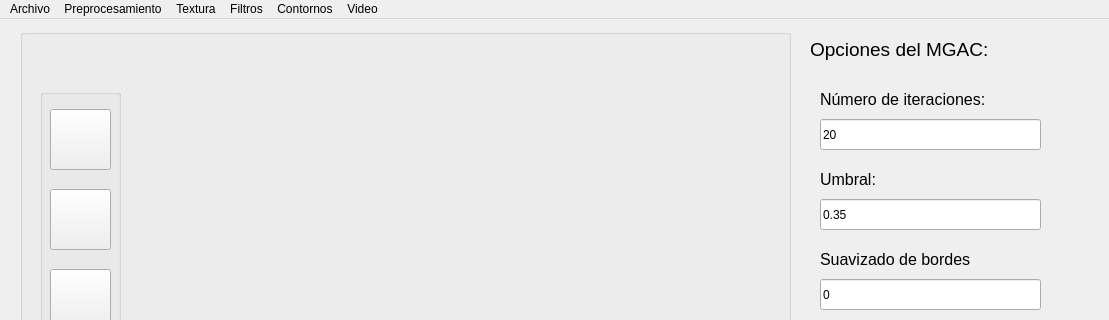
arodriguez1415/PF-SECRET, file main_window.ui: the form before one commit; both pictures show x 0 to 1109 and y 0 to 320 of the 1109 by 794 pixel window.
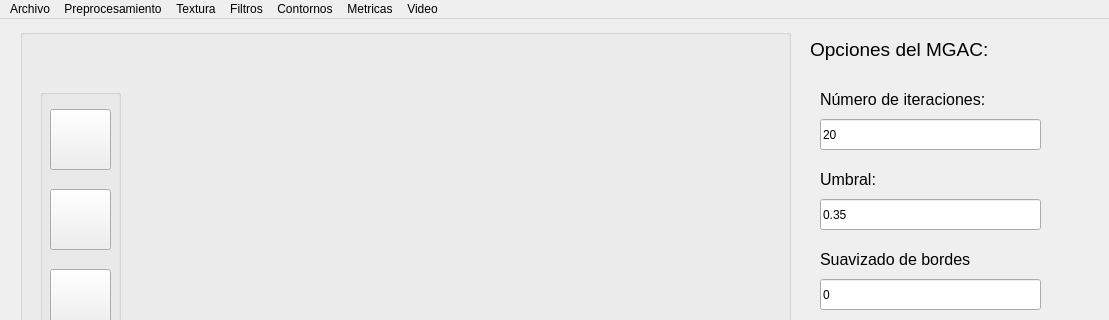
The form after the commit.

The edit to the form file:
```diff
--- a/main_window.ui
+++ b/main_window.ui
@@ -880,11 +880,18 @@
     <addaction name="borders_video_menu_option"/>
     <addaction name="mask_borders_video_menu_option"/>
    </widget>
+   <widget class="QMenu" name="metrics_menu">
+    <property name="title">
+     <string>Metricas</string>
+    </property>
+    <addaction name="perimeter_over_time_metrics_menu_option"/>
+   </widget>
    <addaction name="archive_menu"/>
    <addaction name="preprocessing_menu"/>
    <addaction name="texture_menu"/>
    <addaction name="filters_menu"/>
    <addaction name="border_detection_menu"/>
+   <addaction name="metrics_menu"/>
    <addaction name="video_menu"/>
   </widget>
   <action name="load_main_image_menu_option">
```
Left out of the diff: 5 changed lines with no effect on the pictures.
